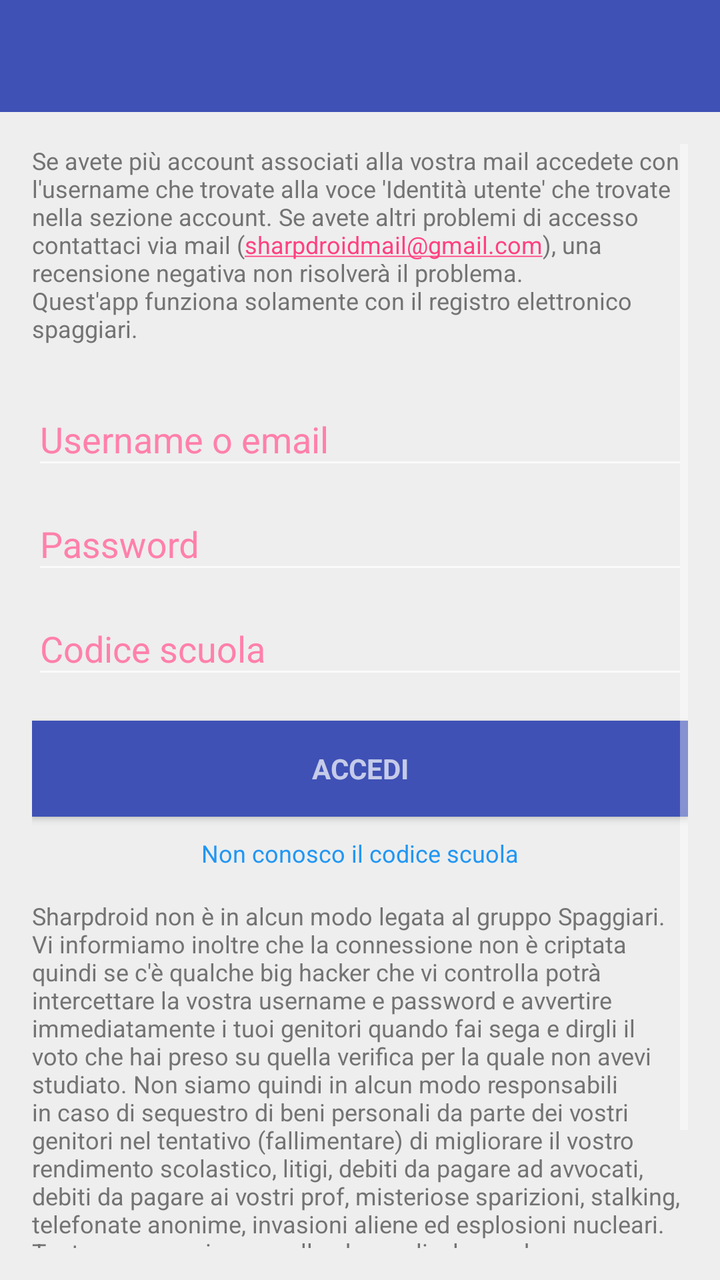
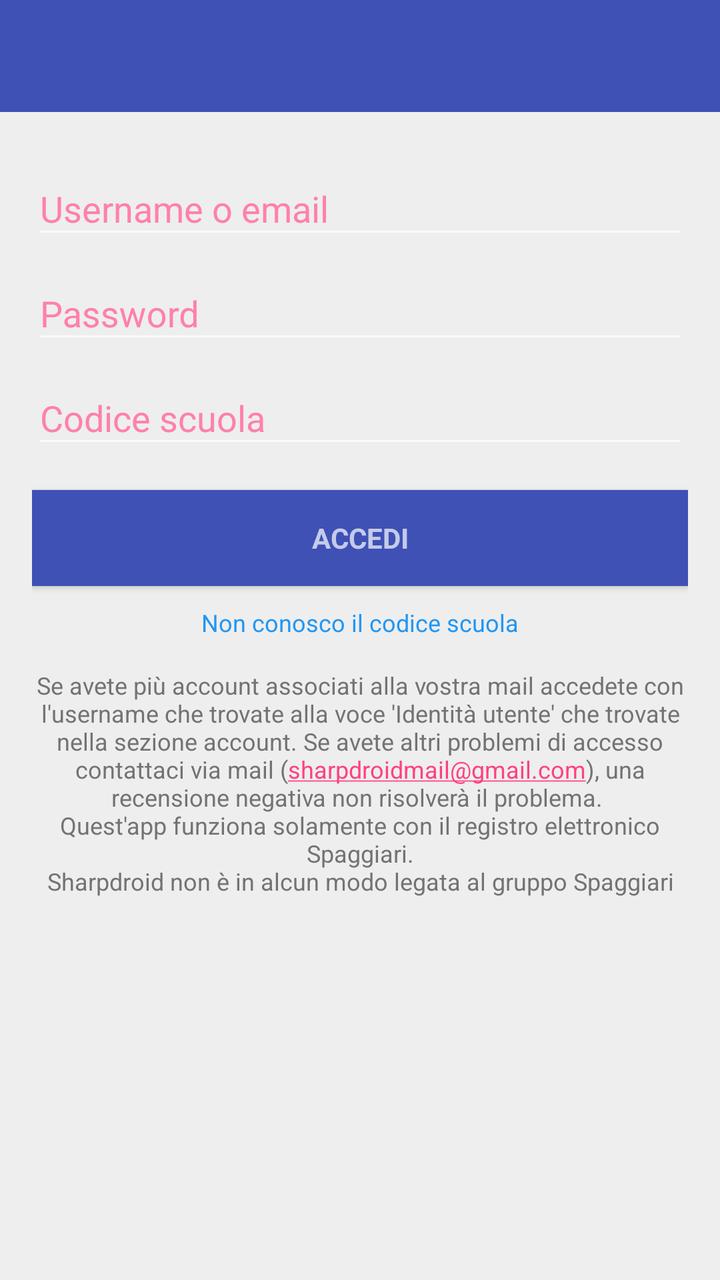

The first picture is an Android layout as it rendered before a commit; the second is the same layout after the commit. The layout source and the unified diff follow.
<!-- AndroidManifest.xml: application theme AppTheme -->
<!-- res/layout/activity_login.xml -->
<LinearLayout xmlns:android="http://schemas.android.com/apk/res/android"
    xmlns:tools="http://schemas.android.com/tools"
    android:layout_width="match_parent"
    android:layout_height="match_parent"
    android:orientation="vertical">

    <include
        android:id="@+id/app_bar"
        layout="@layout/app_bar" />


    <LinearLayout
        android:layout_width="match_parent"
        android:layout_height="match_parent"
        android:background="@color/background"
        android:gravity="center_horizontal"
        android:orientation="vertical"
        android:paddingBottom="@dimen/activity_vertical_margin"
        android:paddingLeft="@dimen/activity_horizontal_margin"
        android:paddingRight="@dimen/activity_horizontal_margin"
        android:paddingTop="@dimen/activity_vertical_margin"
        tools:context="com.sharpdroid.registroelettronico.LoginActivity">


        
        <ProgressBar
            android:id="@+id/login_progress"
            style="?android:attr/progressBarStyleLarge"
            android:layout_width="wrap_content"
            android:layout_height="wrap_content"
            android:layout_marginBottom="8dp"
            android:visibility="gone" />

        <ScrollView
            android:id="@+id/login_form"
            android:layout_width="match_parent"
            android:layout_height="match_parent">

            <LinearLayout
                android:id="@+id/email_login_form"
                android:layout_width="match_parent"
                android:layout_height="wrap_content"
                android:gravity="center_horizontal"
                android:orientation="vertical">

                <TextView
                    android:layout_width="wrap_content"
                    android:layout_height="wrap_content"
                    android:layout_marginBottom="15dp"
                    android:autoLink="email"
                    android:text="@string/comelogin"
                    android:textAppearance="?android:attr/textAppearanceSmall"
                    android:textColor="@color/textcolorgrey"
                    android:textSize="12sp" />

                <android.support.design.widget.TextInputLayout
                    android:layout_width="match_parent"
                    android:layout_height="wrap_content">

                    <AutoCompleteTextView
                        android:id="@+id/email"
                        android:layout_width="match_parent"
                        android:layout_height="wrap_content"
                        android:hint="@string/prompt_email"
                        android:inputType="textEmailAddress"
                        android:maxLines="1"
                        android:singleLine="true"
                        android:textColor="@color/colorAccent" />

                </android.support.design.widget.TextInputLayout>

                <android.support.design.widget.TextInputLayout
                    android:layout_width="match_parent"
                    android:layout_height="wrap_content">

                    <EditText
                        android:id="@+id/password"
                        android:layout_width="match_parent"
                        android:layout_height="wrap_content"
                        android:hint="@string/prompt_password"
                        android:imeActionId="@+id/login"
                        android:imeActionLabel="@string/action_sign_in_short"
                        android:imeOptions="actionUnspecified"
                        android:inputType="textPassword"
                        android:maxLines="1"
                        android:singleLine="true"
                        android:textColor="@color/colorAccent" />

                </android.support.design.widget.TextInputLayout>

                <android.support.design.widget.TextInputLayout
                    android:layout_width="match_parent"
                    android:layout_height="wrap_content">

                    <EditText
                        android:id="@+id/codicescuola"
                        android:layout_width="match_parent"
                        android:layout_height="wrap_content"
                        android:hint="Codice scuola"
                        android:imeActionId="@+id/login"
                        android:imeActionLabel="@string/action_sign_in_short"
                        android:imeOptions="actionUnspecified"
                        android:inputType="text"
                        android:maxLines="1"
                        android:singleLine="true"
                        android:textColor="@color/colorAccent" />
                </android.support.design.widget.TextInputLayout>

                <Button
                    android:id="@+id/email_sign_in_button"
                    style="?android:textAppearanceSmall"
                    android:layout_width="match_parent"
                    android:layout_height="wrap_content"
                    android:layout_marginTop="16dp"
                    android:background="@color/colorPrimary"
                    android:text="@string/action_sign_in"
                    android:textStyle="bold" />


                <TextView
                    android:id="@+id/FailAccesso"
                    android:layout_width="wrap_content"
                    android:layout_height="wrap_content"
                    android:layout_marginTop="10dp"
                    android:text="@string/nonriesciaccedere"
                    android:textColor="@color/bluematerial"
                    android:textSize="12sp"
                    android:visibility="visible" />


                <TextView
                    android:layout_width="wrap_content"
                    android:layout_height="wrap_content"
                    android:layout_marginTop="15dp"
                    android:text="@string/disclamer"
                    android:textAppearance="?android:attr/textAppearanceSmall"
                    android:textColor="@color/textcolorgrey"
                    android:textSize="12sp"
                    android:visibility="visible" />

            </LinearLayout>
        </ScrollView>

    </LinearLayout>

</LinearLayout>
<!-- res/layout/app_bar.xml (included above) -->
<?xml version="1.0" encoding="utf-8"?>
<android.support.v7.widget.Toolbar xmlns:android="http://schemas.android.com/apk/res/android"
    xmlns:app="http://schemas.android.com/apk/res-auto"
    android:layout_width="match_parent"
    android:layout_height="56dp"
    android:background="@color/colorPrimary"
    app:theme="@style/ToolbarColor"
    app:popupTheme="@style/PopupMenu">

</android.support.v7.widget.Toolbar>
<!-- resources referenced by this layout -->
<resources>
  <color name="background">#eeeeee</color>
  <color name="bluematerial">#2196F3</color>
  <color name="colorAccent">#FF4081</color>
  <color name="colorPrimary">#3F51B5</color>
  <color name="textcolorgrey">#737373</color>
  <dimen name="activity_horizontal_margin">16dp</dimen>
  <dimen name="activity_vertical_margin">16dp</dimen>
  <string name="action_sign_in">Accedi</string>
  <string name="action_sign_in_short">Accedi</string>
  <string name="comelogin">Se avete più account associati alla vostra mail accedete con l\'username che trovate alla voce \'Identità utente\' che trovate nella sezione account. Se avete altri problemi di accesso contattaci via mail (sharpdroidmail@gmail.com), una recensione negativa non risolverà il problema. \nQuest\'app funziona solamente con il registro elettronico spaggiari.</string>
  <string name="disclamer">Sharpdroid non è in alcun modo legata al gruppo Spaggiari. Vi informiamo inoltre che la connessione non è criptata quindi se c\'è qualche big hacker che vi controlla potrà intercettare la vostra username e password e avvertire immediatamente i tuoi genitori quando fai sega e dirgli il voto che hai preso su quella verifica per la quale non avevi studiato. Non siamo quindi in alcun modo responsabili in caso di sequestro di beni personali da parte dei vostri genitori nel tentativo (fallimentare) di migliorare il vostro rendimento scolastico, litigi, debiti da pagare ad avvocati, debiti da pagare ai vostri prof, misteriose sparizioni, stalking, telefonate anonime, invasioni aliene ed esplosioni nucleari. Tanto posso scrivere quello che voglio, lo so che nessuno è arrivato a leggere fino a qui. Inoltre vi informiamo che questo progetto è portato avanti da due studenti, non siamo specializzati in ambito web quindi la parte web di quest\'app potrebbe non essere al top. Grazie per la comprensione.    </string>
  <string name="nonriesciaccedere">Non conosco il codice scuola</string>
  <string name="prompt_email">Username o email</string>
  <string name="prompt_password">Password</string>
  <style name="PopupMenu" parent="Theme.AppCompat.Light">
          <item name="android:background">@color/colorPrimaryDark</item>
          <item name="android:textColorPrimary">#FFFFFF</item>
      </style>
  <style name="ToolbarColor" parent="AppTheme">
          <item name="android:textColorSecondary">#FFFFFF</item>
          <item name="android:textColorPrimary">#FFFFFF</item>
          <item name="actionModeStyle">@style/ContxActionMode</item>
      </style>
  <style name="AppTheme" parent="Theme.AppCompat.NoActionBar">
          
          <item name="colorPrimary">@color/colorPrimary</item>
          <item name="colorPrimaryDark">@color/colorPrimaryDark</item>
          <item name="colorAccent">@color/colorAccent</item>
          <item name="android:textColorHint">#FF80AB</item>
      </style>
  <color name="colorPrimaryDark">#303F9F</color>
  <style name="ContxActionMode" parent="@style/Widget.AppCompat.ActionMode">
          <item name="background">@color/material_blue_500</item>
      </style>
</resources>

<!-- the commit's change to res/layout/activity_login.xml (unified diff, before → after) -->
@@ -42,16 +42,6 @@
                 android:layout_height="wrap_content"
                 android:gravity="center_horizontal"
                 android:orientation="vertical">
-
-                <TextView
-                    android:layout_width="wrap_content"
-                    android:layout_height="wrap_content"
-                    android:layout_marginBottom="15dp"
-                    android:autoLink="email"
-                    android:text="@string/comelogin"
-                    android:textAppearance="?android:attr/textAppearanceSmall"
-                    android:textColor="@color/textcolorgrey"
-                    android:textSize="12sp" />
 
                 <android.support.design.widget.TextInputLayout
                     android:layout_width="match_parent"
@@ -132,6 +122,8 @@
                     android:layout_width="wrap_content"
                     android:layout_height="wrap_content"
                     android:layout_marginTop="15dp"
+                    android:gravity="center"
+                    android:autoLink="email"
                     android:text="@string/disclamer"
                     android:textAppearance="?android:attr/textAppearanceSmall"
                     android:textColor="@color/textcolorgrey"
<!-- resource entries referenced after the edit -->
@@ -9,8 +9,7 @@
   <dimen name="activity_vertical_margin">16dp</dimen>
   <string name="action_sign_in">Accedi</string>
   <string name="action_sign_in_short">Accedi</string>
-  <string name="comelogin">Se avete più account associati alla vostra mail accedete con l\'username che trovate alla voce \'Identità utente\' che trovate nella sezione account. Se avete altri problemi di accesso contattaci via mail (sharpdroidmail@gmail.com), una recensione negativa non risolverà il problema. \nQuest\'app funziona solamente con il registro elettronico spaggiari.</string>
-  <string name="disclamer">Sharpdroid non è in alcun modo legata al gruppo Spaggiari. Vi informiamo inoltre che la connessione non è criptata quindi se c\'è qualche big hacker che vi controlla potrà intercettare la vostra username e password e avvertire immediatamente i tuoi genitori quando fai sega e dirgli il voto che hai preso su quella verifica per la quale non avevi studiato. Non siamo quindi in alcun modo responsabili in caso di sequestro di beni personali da parte dei vostri genitori nel tentativo (fallimentare) di migliorare il vostro rendimento scolastico, litigi, debiti da pagare ad avvocati, debiti da pagare ai vostri prof, misteriose sparizioni, stalking, telefonate anonime, invasioni aliene ed esplosioni nucleari. Tanto posso scrivere quello che voglio, lo so che nessuno è arrivato a leggere fino a qui. Inoltre vi informiamo che questo progetto è portato avanti da due studenti, non siamo specializzati in ambito web quindi la parte web di quest\'app potrebbe non essere al top. Grazie per la comprensione.    </string>
+  <string name="disclamer">Se avete più account associati alla vostra mail accedete con l\'username che trovate alla voce \'Identità utente\' che trovate nella sezione account. Se avete altri problemi di accesso contattaci via mail (sharpdroidmail@gmail.com), una recensione negativa non risolverà il problema. \nQuest\'app funziona solamente con il registro elettronico Spaggiari.\nSharpdroid non è in alcun modo legata al gruppo Spaggiari</string>
   <string name="nonriesciaccedere">Non conosco il codice scuola</string>
   <string name="prompt_email">Username o email</string>
   <string name="prompt_password">Password</string>
